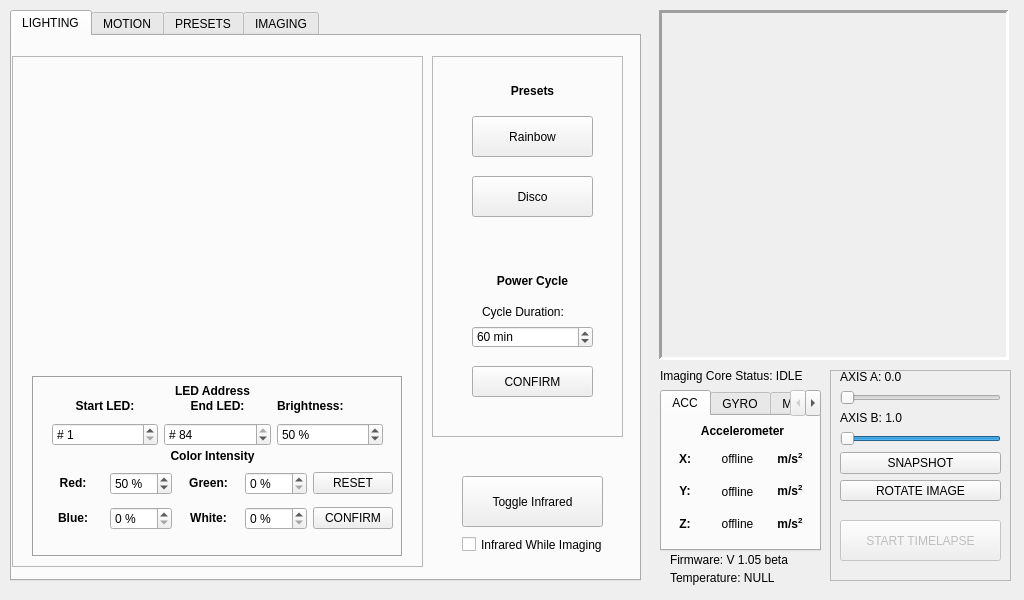
Before: the Qt Designer form _ui/Clinostat.ui in CoCl-Jerry/SciSpin_Max_Dev, drawn with Qt 5.
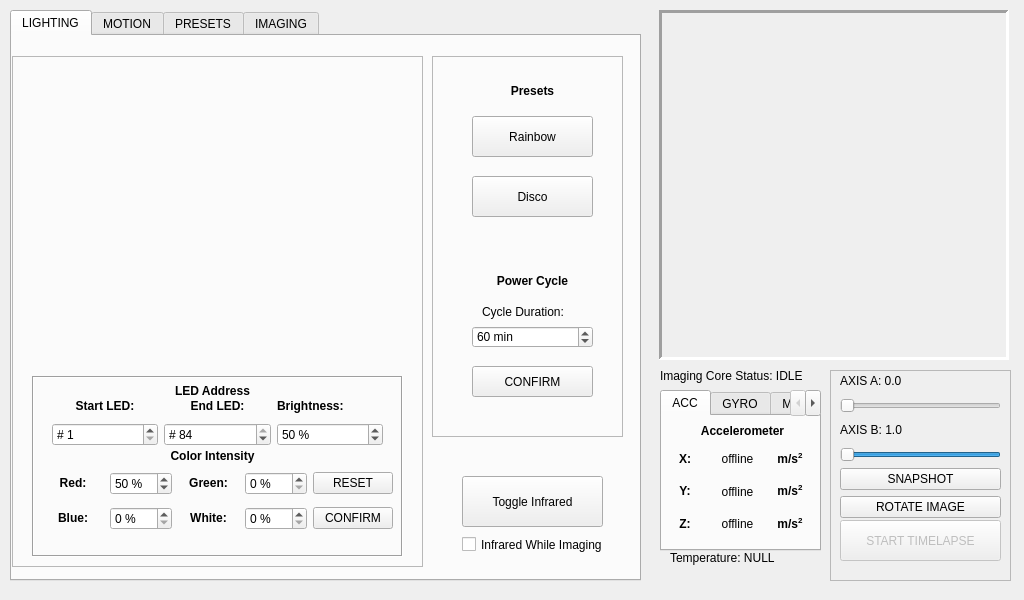
After: the same form once the commit is applied. Icons and pictures are not drawn.

```diff
--- a/_ui/Clinostat.ui
+++ b/_ui/Clinostat.ui
@@ -1356,19 +1356,6 @@
      </widget>
     </widget>
    </widget>
-   <widget class="QLabel" name="version_label">
-    <property name="geometry">
-     <rect>
-      <x>670</x>
-      <y>550</y>
-      <width>141</width>
-      <height>20</height>
-     </rect>
-    </property>
-    <property name="text">
-     <string>Firmware: V 1.05 beta</string>
-    </property>
-   </widget>
    <widget class="QTabWidget" name="Sensor_tabWidget">
     <property name="geometry">
      <rect>
@@ -1812,7 +1799,7 @@
        <x>10</x>
        <y>0</y>
        <width>161</width>
-       <height>131</height>
+       <height>148</height>
       </rect>
      </property>
      <layout class="QVBoxLayout" name="verticalLayout_17">
@@ -1911,7 +1898,7 @@
     <property name="geometry">
      <rect>
       <x>670</x>
-      <y>570</y>
+      <y>550</y>
       <width>121</width>
       <height>16</height>
      </rect>
```
